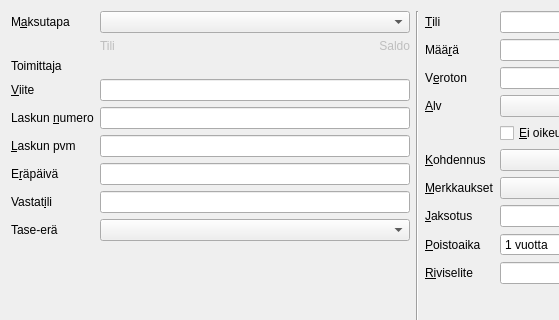
First picture: the form in kitsas/apuri/tulomenoapuri.ui, repository artoh/kitupiikki, before the edit; both pictures show x 0 to 559 and y 0 to 320 of the 1239 by 534 pixel window.
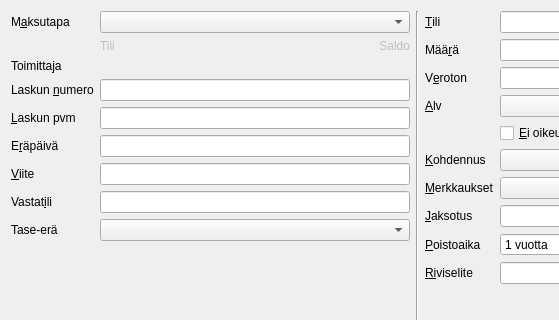
Second picture: the form after the edit. Icons and pictures are not drawn. Custom widgets are drawn as their Qt base class.

```diff
--- a/kitsas/apuri/tulomenoapuri.ui
+++ b/kitsas/apuri/tulomenoapuri.ui
@@ -73,19 +73,6 @@
         </widget>
        </item>
        <item row="3" column="0">
-        <widget class="QLabel" name="viiteLabel">
-         <property name="text">
-          <string>&amp;Viite</string>
-         </property>
-         <property name="buddy">
-          <cstring>viiteEdit</cstring>
-         </property>
-        </widget>
-       </item>
-       <item row="3" column="1">
-        <widget class="KpViiteEdit" name="viiteEdit"/>
-       </item>
-       <item row="4" column="0">
         <widget class="QLabel" name="laskunnumeroLabel">
          <property name="text">
           <string>Laskun &amp;numero</string>
@@ -95,10 +82,10 @@
          </property>
         </widget>
        </item>
-       <item row="4" column="1">
+       <item row="3" column="1">
         <widget class="QLineEdit" name="laskuNumeroEdit"/>
        </item>
-       <item row="5" column="0">
+       <item row="4" column="0">
         <widget class="QLabel" name="laskupvmLabel">
          <property name="text">
           <string>&amp;Laskun pvm</string>
@@ -108,10 +95,10 @@
          </property>
         </widget>
        </item>
-       <item row="5" column="1">
+       <item row="4" column="1">
         <widget class="KpDateEdit" name="laskuPvm"/>
        </item>
-       <item row="6" column="0">
+       <item row="5" column="0">
         <widget class="QLabel" name="erapaivaLabel">
          <property name="text">
           <string>E&amp;räpäivä</string>
@@ -121,9 +108,22 @@
          </property>
         </widget>
        </item>
-       <item row="6" column="1">
+       <item row="5" column="1">
         <widget class="KpDateEdit" name="erapaivaEdit"/>
        </item>
+       <item row="6" column="0">
+        <widget class="QLabel" name="viiteLabel">
+         <property name="text">
+          <string>&amp;Viite</string>
+         </property>
+         <property name="buddy">
+          <cstring>viiteEdit</cstring>
+         </property>
+        </widget>
+       </item>
+       <item row="6" column="1">
+        <widget class="KpViiteEdit" name="viiteEdit"/>
+       </item>
        <item row="7" column="0">
         <widget class="QLabel" name="vastatiliLabel">
          <property name="text">
```
Left out of the diff: 2 changed lines with no effect on the pictures.
